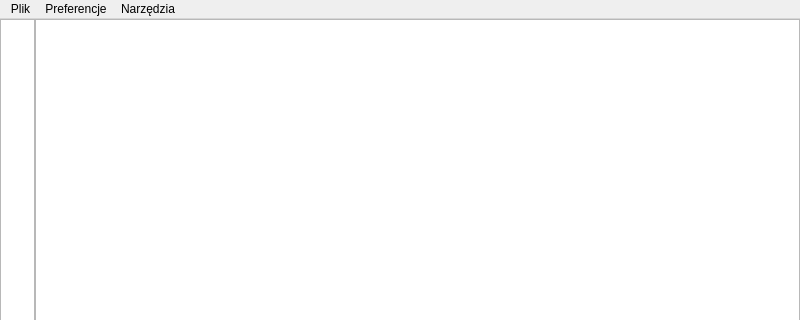
The window that notes/mainwindow.ui (tpolaszek/notatnik) describes before a commit, drawn with Qt 5; both pictures show x 0 to 800 and y 0 to 320 of the 800 by 600 pixel window.
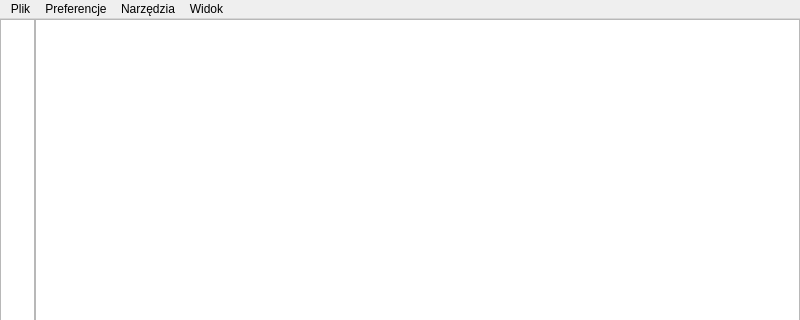
The same window after the commit.

What changed in the file:
```diff
--- a/notes/mainwindow.ui
+++ b/notes/mainwindow.ui
@@ -70,7 +70,7 @@
      <x>0</x>
      <y>0</y>
      <width>800</width>
-     <height>25</height>
+     <height>26</height>
     </rect>
    </property>
    <widget class="QMenu" name="menuOtw_rz_plik">
@@ -98,12 +98,20 @@
     <property name="title">
      <string>Narzędzia</string>
     </property>
-    <addaction name="actionFind"/>
-    <addaction name="actionFindAndReplace"/>
+    <addaction name="Find"/>
+    <addaction name="FindAndReplace"/>
+   </widget>
+   <widget class="QMenu" name="menuWidok">
+    <property name="title">
+     <string>Widok</string>
+    </property>
+    <addaction name="Preview"/>
+    <addaction name="Edit"/>
    </widget>
    <addaction name="menuOtw_rz_plik"/>
    <addaction name="menuUstawienia"/>
    <addaction name="menuNarz_dzia"/>
+   <addaction name="menuWidok"/>
   </widget>
   <widget class="QStatusBar" name="statusbar"/>
   <action name="openFile">
```
Left out of the diff: 17 changed lines with no effect on the pictures.
